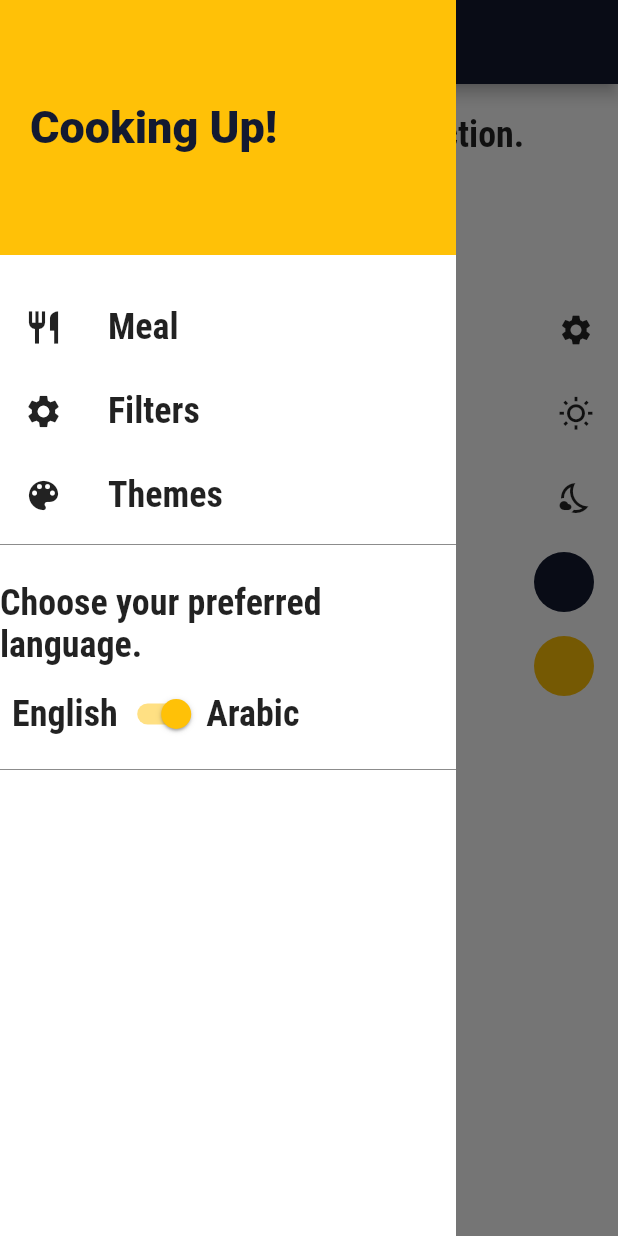
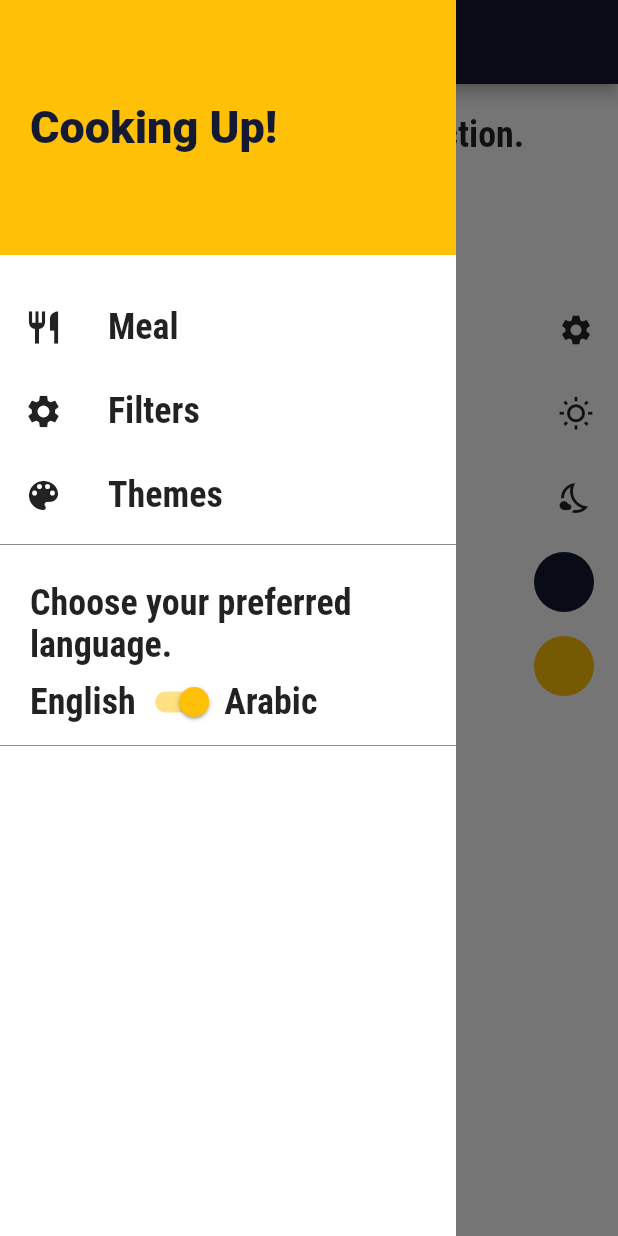
Before and after one commit to Moatamed8/Restaurant_cooking_reciept_example, a Flutter app: the ThemesScreen screen opened by its route, with the side drawer open, on a phone screen of 412 x 824 dp. Run offline on Flutter 3.47's test engine with Material 2 defaults, Android fonts, the phone set to English and light mode, and no system bars; our stand-ins replace flutter_colorpicker, shared_preferences; missing offline and left inert: ff_navigation_bar; accounts and stored records are empty; statements that could not run were skipped.

Commit message:
Edit provider

```diff
--- a/lib/Providers/language_provider.dart
+++ b/lib/Providers/language_provider.dart
@@ -1,7 +1,11 @@
 import 'package:flutter/material.dart';
 import 'package:shared_preferences/shared_preferences.dart';
-
+import 'package:provider/provider.dart';
 class LanguageProvider with ChangeNotifier {
+  static LanguageProvider of(BuildContext context, {bool listen = false}) {
+    if (listen) return context.watch<LanguageProvider>();
+    return context.read<LanguageProvider>();
+  }
   bool isEn = true;
 
 
--- a/lib/Providers/theme_provider.dart
+++ b/lib/Providers/theme_provider.dart
@@ -1,7 +1,14 @@
 import 'package:flutter/material.dart';
 import 'package:shared_preferences/shared_preferences.dart';
+import 'package:provider/provider.dart';
 
 class ThemeProvider with ChangeNotifier {
+
+  static ThemeProvider of(BuildContext context, {bool listen = false}) {
+    if (listen) return context.watch<ThemeProvider>();
+    return context.read<ThemeProvider>();
+  }
+
   var pr = Color(0xFF131a31);
 
   String themeText = "s";
--- a/lib/dummy_data.dart
+++ b/lib/data/dummy_data.dart
@@ -1,7 +1,7 @@
 import 'package:flutter/material.dart';
 
-import './models/category.dart';
-import './models/meal.dart';
+import '../models/category.dart';
+import '../models/meal.dart';
 
 const DUMMY_CATEGORIES = const [
   Category(
--- a/lib/screens/categories_screen.dart
+++ b/lib/screens/categories_screen.dart
@@ -9,7 +9,7 @@ class CategoriesScreen extends StatelessWidget {
     return GridView(
       padding: EdgeInsets.all(8),
       //check for DUMMY_CATEGORIES catData will check in catagory and return it in CategoryItems that take catData.id, catData.title, catData.color
-      children: Provider.of<MealProvider>(context)
+      children: MealProvider.of(context)
           .availableCategory
           .map(
             (catData) => CategoryItem(catData.id, catData.color),
--- a/lib/screens/category_meals_screen.dart
+++ b/lib/screens/category_meals_screen.dart
@@ -20,7 +20,7 @@ class _CategoryMealState extends State<CategoryMealScreen> {
   @override
   void didChangeDependencies() {
     final List<Meal> _avaliableMeals =
-        Provider.of<MealProvider>(context).availableMeals;
+        MealProvider.of(context).availableMeals;
     //that routeArg for recieve data send while pushnamed
     final routeArg =
         ModalRoute.of(context).settings.arguments as Map<String, String>;
@@ -40,7 +40,7 @@ class _CategoryMealState extends State<CategoryMealScreen> {
 
   @override
   Widget build(BuildContext context) {
-    var lan = Provider.of<LanguageProvider>(context, listen: true);
+    var lan = LanguageProvider.of(context, listen: true);
     var wd = MediaQuery.of(context).size.width;
     bool isLandScape =
         MediaQuery.of(context).orientation == Orientation.landscape;
--- a/lib/screens/favorites_screen.dart
+++ b/lib/screens/favorites_screen.dart
@@ -9,13 +9,13 @@ import '../widget/meal_item.dart';
 class FavoritesScreen extends StatelessWidget {
   @override
   Widget build(BuildContext context) {
-    var lan = Provider.of<LanguageProvider>(context, listen: true);
+    var lan = LanguageProvider.of(context, listen: true);
     bool isLandScape =
         MediaQuery.of(context).orientation == Orientation.landscape;
     var wd = MediaQuery.of(context).size.width;
 
     final List<Meal> _favoriteMeals =
-        Provider.of<MealProvider>(context, listen: true).favoriteMeals;
+        MealProvider.of(context, listen: true).favoriteMeals;
     if (_favoriteMeals.isEmpty) {
       return Center(
         child: Text(lan.getTexts('favorites_text')),
--- a/lib/screens/on_boarding_screen.dart
+++ b/lib/screens/on_boarding_screen.dart
@@ -18,7 +18,7 @@ class _OnBoardingScreenState extends State<OnBoardingScreen> {
   @override
   Widget build(BuildContext context) {
     var primaryColor = Theme.of(context).primaryColor;
-    var lan = Provider.of<LanguageProvider>(context, listen: true);
+    var lan = LanguageProvider.of(context, listen: true);
     return Scaffold(
       body: Stack(
         children: [
@@ -82,7 +82,7 @@ class _OnBoardingScreenState extends State<OnBoardingScreen> {
                               Switch(
                                 value: lan.isEn,
                                 onChanged: (newValue) {
-                                  Provider.of<LanguageProvider>(context,
+                                  LanguageProvider.of(context,
                                           listen: false)
                                       .changeLan(newValue);
                                 },
--- a/lib/screens/theme_screen.dart
+++ b/lib/screens/theme_screen.dart
@@ -31,15 +31,15 @@ class ThemesScreen extends StatelessWidget {
         color: Theme.of(ctx).buttonColor,
       ),
       value: themeVal,
-      groupValue: Provider.of<ThemeProvider>(ctx, listen: true).tm,
-      onChanged: (newThemeVal) => Provider.of<ThemeProvider>(ctx, listen: false)
+      groupValue: ThemeProvider.of(ctx, listen: true).tm,
+      onChanged: (newThemeVal) => ThemeProvider.of(ctx, listen: false)
           .themeModeChange(newThemeVal),
       title: Text(txt),
     );
   }
 
   Widget build(BuildContext context) {
-    var lan = Provider.of<LanguageProvider>(context, listen: true);
+    var lan = LanguageProvider.of(context, listen: true);
     return Directionality(
       textDirection: lan.isEn ? TextDirection.ltr : TextDirection.rtl,
       child: Scaffold(
--- a/lib/widget/category_item.dart
+++ b/lib/widget/category_item.dart
@@ -18,7 +18,7 @@ class CategoryItem extends StatelessWidget {
 
   @override
   Widget build(BuildContext context) {
-    var lan = Provider.of<LanguageProvider>(context, listen: true);
+    var lan = LanguageProvider.of(context, listen: true);
     return InkWell(
       onTap: () => _selectItem(context),
       splashColor: Theme.of(context).primaryColor,
--- a/lib/widget/main_drawer.dart
+++ b/lib/widget/main_drawer.dart
@@ -17,10 +17,7 @@ class MainDrawer extends StatelessWidget {
         size: 26,
         color: Theme.of(context).textTheme.headline6.color,
       ),
-      title: Text(
-        title,
-        style: Theme.of(context).textTheme.headline6
-      ),
+      title: Text(title, style: Theme.of(context).textTheme.headline6),
       onTap: tapHandler,
     );
   }
@@ -69,13 +66,13 @@ class MainDrawer extends StatelessWidget {
               color: Theme.of(context).iconTheme.color,
             ),
             Container(
-              alignment:Alignment.centerRight,
-              padding: EdgeInsets.only(top: 20, right: 22),
+              alignment: Alignment.centerRight,
+              padding: EdgeInsets.only(top: 20, left: 20, right: 20),
               child: Text(lan.getTexts('drawer_switch_title'),
                   style: Theme.of(context).textTheme.headline6),
             ),
             Padding(
-              padding: const EdgeInsets.all(8.0),
+              padding: const EdgeInsets.only(left: 20, right: 20),
               child: Row(
                 mainAxisAlignment: MainAxisAlignment.start,
                 children: [
@@ -84,19 +81,21 @@ class MainDrawer extends StatelessWidget {
                     style: Theme.of(context).textTheme.headline6,
                   ),
                   Switch(
-                    value: Provider.of<LanguageProvider>(context, listen: true)
+                      value:
+                      LanguageProvider.of(context, listen: true)
                               .isEn,
                       onChanged: (newValue) {
-                      Provider.of<LanguageProvider>(context, listen: false)
+                        LanguageProvider.of(context, listen: false)
                             .changeLan(newValue);
                         Navigator.of(context).pop();
                       },
                       inactiveTrackColor:
-                        Provider.of<ThemeProvider>(context, listen: true).tm ==
+                          ThemeProvider.of(context, listen: true).tm ==
                                   ThemeMode.light
-                            ? Provider.of<ThemeProvider>(context, listen: false).primaryColor
-                            : Provider.of<ThemeProvider>(context, listen: false).accentColor
-                  ),
+                              ? ThemeProvider.of(context, listen: false)
+                                  .primaryColor
+                              : ThemeProvider.of(context, listen: false)
+                                  .accentColor),
                   Text(lan.getTexts('drawer_switch_item2'),
                       style: Theme.of(context).textTheme.headline6),
                 ],
--- a/lib/widget/meal_item.dart
+++ b/lib/widget/meal_item.dart
@@ -24,7 +24,7 @@ class MealItem extends StatelessWidget {
 
   @override
   Widget build(BuildContext context) {
-    var lan = Provider.of<LanguageProvider>(context, listen: true);
+    var lan = LanguageProvider.of(context, listen: true);
 
     return InkWell(
       onTap: () => selectMeal(context),
@@ -77,7 +77,7 @@ class MealItem extends StatelessWidget {
               ],
             ),
             Padding(
-              padding: const EdgeInsets.all(15),
+              padding: const EdgeInsets.all(7),
               child: Row(
                 mainAxisAlignment: MainAxisAlignment.spaceAround,
                 children: [
```
Also changed, not shown: lib/Providers/meal_provider.dart (+8 -1 lines), lib/main.dart (+8 -37 lines), lib/screens/fliter.dart (+8 -8 lines), lib/screens/meal_detail_screen.dart (+4 -4 lines), lib/screens/tabs_screen.dart (+4 -4 lines), pubspec.lock, 1 other file. Lines whose indentation alone changed are shown as unchanged.
